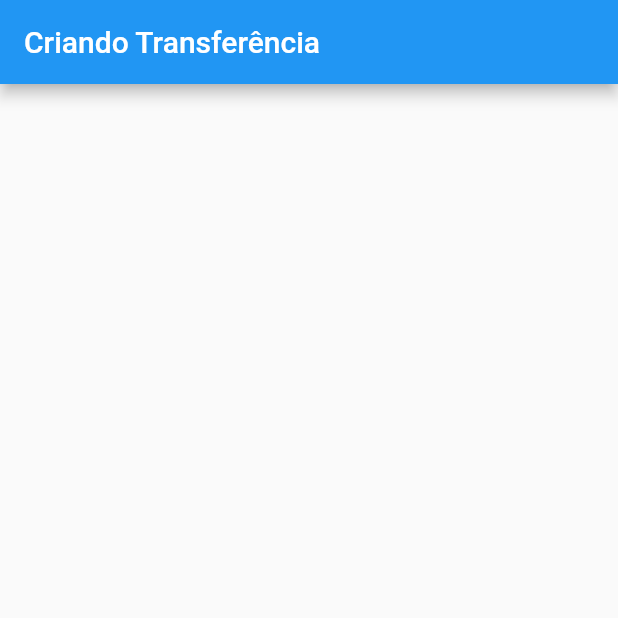
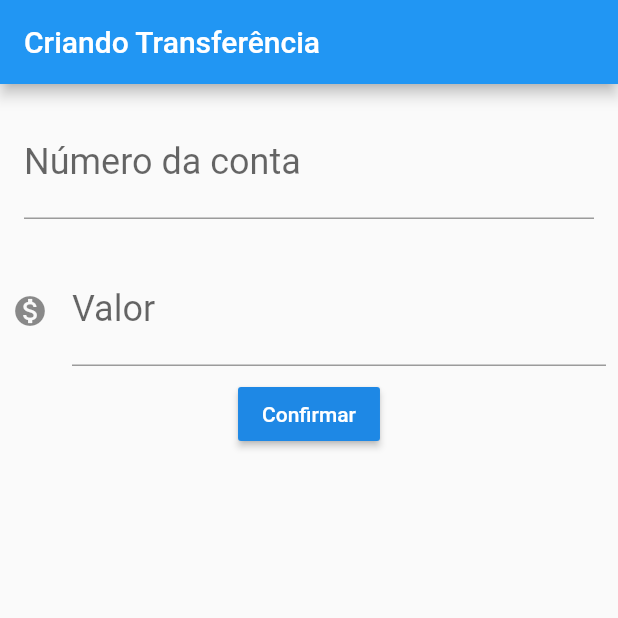
Before and after one commit to leoncral/iniciando-com-flutter, a Flutter app: the screen it shows after launch, on a phone screen of 412 x 824 dp, the top half of it. Run offline on Flutter 3.47's test engine with Material 2 defaults, Android fonts, the phone set to English and light mode, and no system bars.

Commit message:
Terminando o módulo 03. Criado o fomulário para tranferência.

```diff
--- a/lib/FormularioTransferencia.dart
+++ b/lib/FormularioTransferencia.dart
@@ -1,7 +1,13 @@
+import 'package:bytebank/Transferencia.dart' as prefix0;
 import 'package:flutter/cupertino.dart';
 import 'package:flutter/material.dart';
+import 'package:bytebank/Transferencia.dart';
 
 class FormularioTransferencia extends StatelessWidget {
+  final TextEditingController _controladorCampoNumeroConta =
+      TextEditingController();
+  final TextEditingController _controladorCampoValor = TextEditingController();
+
   @override
   Widget build(BuildContext context) {
     // TODO: implement build
@@ -9,6 +15,66 @@ class FormularioTransferencia extends StatelessWidget {
       appBar: AppBar(
         title: Text('Criando Transferência'),
       ),
+      //criar a estrutura principal da aplicação, define um espaço para trabalhar
+      body: Column(
+        children: <Widget>[
+          //Padding insere um espaço no entorno texte field
+          Padding(
+            //define o tamanho do padding
+            padding: const EdgeInsets.all(16.0),
+            //campo de texto numero da conta
+            child: TextField(
+              //define o tipo de teclado
+              controller: _controladorCampoNumeroConta,
+              keyboardType: TextInputType.number,
+              style: TextStyle(
+                fontSize: 24.0,
+              ),
+              decoration: InputDecoration(
+                labelText: 'Número da conta',
+                hintText: '0000',
+              ),
+            ),
+          ),
+          Padding(
+            padding: const EdgeInsets.all(8.0),
+            //Valor para ser tranferido
+            child: TextField(
+              controller: _controladorCampoValor,
+              keyboardType: TextInputType.number,
+              style: TextStyle(
+                fontSize: 24.0,
+              ),
+              decoration: InputDecoration(
+                icon: Icon(Icons.monetization_on),
+                labelText: 'Valor',
+                hintText: '0.00',
+              ),
+            ),
+          ),
+          RaisedButton(
+            color: Colors.blue[600],
+            //Define o comportamento do botão
+            onPressed: () {
+              final int numeroConta =
+                  int.tryParse(_controladorCampoNumeroConta.text);
+              final double valor = double.tryParse(_controladorCampoValor.text);
+
+              if (numeroConta != null && valor != null) {
+                final transferenciaCriada = Tranferencia(valor, numeroConta);
+                debugPrint('$transferenciaCriada');
+//                Scaffold.of(context).showSnackBar(
+//                  SnackBar(
+//                    content: Text('$transferenciaCriada'),
+//                  )
+//                );
+              }
+            },
+            child: Text('Confirmar'),
+            textColor: Colors.white,
+          ),
+        ],
+      ),
     );
   }
 }
--- a/lib/ItemTransferencia.dart
+++ b/lib/ItemTransferencia.dart
@@ -1,4 +1,4 @@
-import 'package:bytebank/Tranferencia.dart' show Tranferencia;
+import 'package:bytebank/Transferencia.dart' show Tranferencia;
 import 'package:flutter/cupertino.dart';
 import 'package:flutter/material.dart';
 
--- a/lib/ListaTransferencia.dart
+++ b/lib/ListaTransferencia.dart
@@ -1,4 +1,4 @@
-import 'package:bytebank/Tranferencia.dart';
+import 'package:bytebank/Transferencia.dart';
 import 'package:flutter/cupertino.dart';
 import 'package:flutter/material.dart';
 import 'ItemTransferencia.dart';
@@ -13,7 +13,6 @@ class ListaTransferencia extends StatelessWidget {
     return Scaffold(
       appBar: AppBar(
         title: Text('Transferências'),
-        backgroundColor: Colors.green,
       ),
       body: Column(
         //alt + enter para colocar os card dentro do column
--- a/lib/Tranferencia.dart
+++ b/lib/Transferencia.dart
@@ -4,4 +4,9 @@ class Tranferencia {
   final int numeroConta;
 
   Tranferencia(this.valor, this.numeroConta);
+
+  @override
+  String toString() {
+    return 'Tranferencia{valor: $valor, numeroConta: $numeroConta}';
+  }
 }
```
